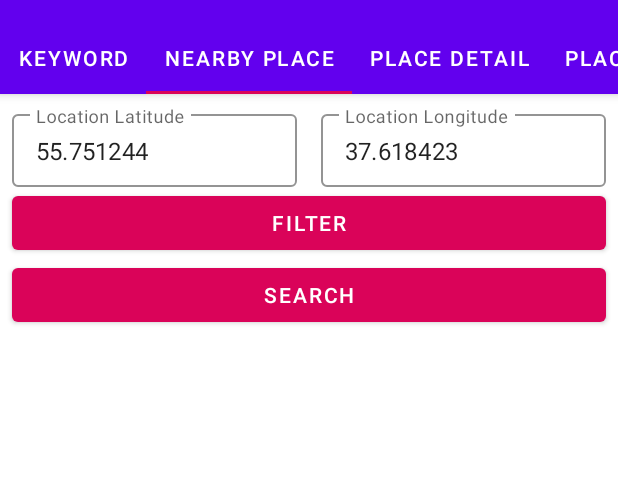
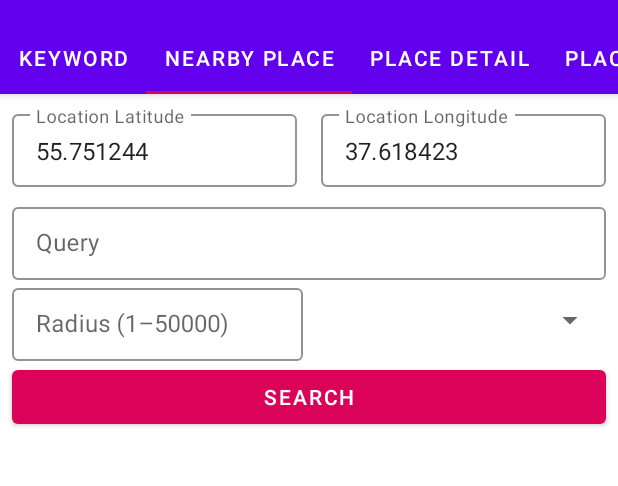
Before and after one commit to ru-huawei-android/site-kit-java, an Android app: the screen it shows after launch (MainActivity), tab 2 chosen, on a phone screen of 412 x 824 dp, the part 62-548 px from its top. Run offline under Robolectric (Android 15) with nearby library versions, the phone set to English and light mode, and no system bars; libraries missing offline, so code that uses them is left out: com.huawei.agconnect, com.huawei.hms; 16 statements that could not run were skipped.

Commit message:
Removed internal ConstraintLayouts

```diff
--- a/app/src/main/res/layout/fragment_nearby_search.xml
+++ b/app/src/main/res/layout/fragment_nearby_search.xml
@@ -10,6 +10,29 @@
         android:id="@+id/constraintLayoutKeyword"
         android:layout_width="match_parent"
         android:layout_height="wrap_content">
+
+        <com.google.android.material.textfield.TextInputLayout
+            android:id="@+id/textLayoutLocationLatitude"
+            style="@style/TextInputLayoutStyle"
+            android:layout_width="0dp"
+            android:layout_height="wrap_content"
+            android:layout_margin="@dimen/margin"
+            android:hint="@string/location_latitude"
+            app:layout_constraintEnd_toStartOf="@+id/textLayoutLocationLongitude"
+            app:layout_constraintHorizontal_bias="0.5"
+            app:layout_constraintStart_toStartOf="parent"
+            app:layout_constraintTop_toTopOf="parent">
+
+            <com.google.android.material.textfield.TextInputEditText
+                android:id="@+id/editTextLocationLatitude"
+                android:layout_width="match_parent"
+                android:layout_height="match_parent"
+                android:inputType="numberDecimal"
+                android:maxLines="1"
+                android:text="@string/default_latitude"
+                android:textCursorDrawable="@drawable/cursor_drawable" />
+
+        </com.google.android.material.textfield.TextInputLayout>
 
         <com.google.android.material.textfield.TextInputLayout
             android:id="@+id/textLayoutLocationLongitude"
@@ -29,62 +52,21 @@
                 android:layout_height="match_parent"
                 android:inputType="numberDecimal"
                 android:maxLines="1"
-                android:text="37.618423"
+                android:text="@string/default_longitude"
                 android:textCursorDrawable="@drawable/cursor_drawable" />
 
         </com.google.android.material.textfield.TextInputLayout>
-
-        <com.google.android.material.textfield.TextInputLayout
-            android:id="@+id/textLayoutLocationLatitude"
-            style="@style/TextInputLayoutStyle"
-            android:layout_width="0dp"
-            android:layout_height="wrap_content"
-            android:layout_margin="@dimen/margin"
-            android:hint="@string/location_latitude"
-            app:layout_constraintEnd_toStartOf="@+id/textLayoutLocationLongitude"
-            app:layout_constraintHorizontal_bias="0.5"
-            app:layout_constraintStart_toStartOf="parent"
-            app:layout_constraintTop_toTopOf="parent">
-
-            <com.google.android.material.textfield.TextInputEditText
-                android:id="@+id/editTextLocationLatitude"
-                android:layout_width="match_parent"
-                android:layout_height="match_parent"
-                android:inputType="numberDecimal"
-                android:maxLines="1"
-                android:text="55.751244"
-                android:textCursorDrawable="@drawable/cursor_drawable" />
-
-        </com.google.android.material.textfield.TextInputLayout>
-
-        <Button
-            android:id="@+id/buttonFilter"
-            android:layout_width="0dp"
-            android:layout_height="wrap_content"
-            android:text="@string/filter"
-            app:backgroundTint="@color/colorAccent"
-            app:layout_constraintEnd_toEndOf="@+id/textLayoutLocationLongitude"
-            app:layout_constraintStart_toStartOf="@+id/textLayoutLocationLatitude"
-            app:layout_constraintTop_toBottomOf="@+id/textLayoutLocationLatitude" />
-
-        <androidx.constraintlayout.widget.ConstraintLayout
-            android:id="@+id/constraintLayoutFilter"
-            android:layout_width="0dp"
-            android:layout_height="0dp"
-            app:layout_constraintEnd_toEndOf="@+id/buttonFilter"
-            app:layout_constraintStart_toStartOf="@+id/buttonFilter"
-            app:layout_constraintTop_toBottomOf="@+id/buttonFilter"
-            tools:layout_height="wrap_content">
 
         <com.google.android.material.textfield.TextInputLayout
             android:id="@+id/textInputLayout"
             style="@style/TextInputLayoutStyle"
             android:layout_width="0dp"
             android:layout_height="wrap_content"
+            android:layout_marginTop="@dimen/margin"
             android:hint="@string/query"
-                app:layout_constraintEnd_toEndOf="parent"
-                app:layout_constraintStart_toStartOf="parent"
-                app:layout_constraintTop_toTopOf="parent">
+            app:layout_constraintEnd_toEndOf="@+id/textLayoutLocationLongitude"
+            app:layout_constraintStart_toStartOf="@+id/textLayoutLocationLatitude"
+            app:layout_constraintTop_toBottomOf="@+id/textLayoutLocationLatitude">
 
             <com.google.android.material.textfield.TextInputEditText
                 android:id="@+id/editTextKeywordQuery"
@@ -100,12 +82,11 @@
             style="@style/TextInputLayoutStyle"
             android:layout_width="0dp"
             android:layout_height="wrap_content"
-                android:layout_marginTop="@dimen/margin"
             android:layout_marginEnd="@dimen/margin"
             android:hint="@string/radius_1_50000"
             app:layout_constraintEnd_toStartOf="@+id/spinnerLocationType"
             app:layout_constraintHorizontal_bias="0.5"
-                app:layout_constraintStart_toStartOf="parent"
+            app:layout_constraintStart_toStartOf="@+id/textInputLayout"
             app:layout_constraintTop_toBottomOf="@+id/textInputLayout">
 
             <com.google.android.material.textfield.TextInputEditText
@@ -122,16 +103,13 @@
             android:id="@+id/spinnerLocationType"
             android:layout_width="0dp"
             android:layout_height="0dp"
-                android:layout_marginTop="@dimen/margin"
             android:layerType="software"
             android:spinnerMode="dialog"
-                app:layout_constraintBottom_toBottomOf="parent"
-                app:layout_constraintEnd_toEndOf="parent"
+            app:layout_constraintBottom_toBottomOf="@+id/textLayoutNumber"
+            app:layout_constraintEnd_toEndOf="@+id/textInputLayout"
             app:layout_constraintHorizontal_bias="0.5"
             app:layout_constraintStart_toEndOf="@+id/textLayoutNumber"
             app:layout_constraintTop_toTopOf="@+id/textLayoutNumber" />
-
-        </androidx.constraintlayout.widget.ConstraintLayout>
 
         <Button
             android:id="@+id/buttonSearch"
@@ -139,9 +117,9 @@
             android:layout_height="wrap_content"
             android:text="@string/search"
             app:backgroundTint="@color/colorAccent"
-            app:layout_constraintEnd_toEndOf="@+id/constraintLayoutFilter"
-            app:layout_constraintStart_toStartOf="@+id/constraintLayoutFilter"
-            app:layout_constraintTop_toBottomOf="@+id/constraintLayoutFilter" />
+            app:layout_constraintEnd_toEndOf="@+id/spinnerLocationType"
+            app:layout_constraintStart_toStartOf="@+id/textLayoutNumber"
+            app:layout_constraintTop_toBottomOf="@+id/textLayoutNumber" />
 
         <androidx.recyclerview.widget.RecyclerView
             android:id="@+id/recyclerViewResult"
--- a/app/src/main/res/values/strings.xml
+++ b/app/src/main/res/values/strings.xml
@@ -7,6 +7,8 @@
     <string name="radius_1_50000">Radius (1–50000)</string>
     <string name="search">Search</string>
     <string name="site_id">Site ID</string>
+    <string name="default_longitude">37.618423</string>
+    <string name="default_latitude">55.751244</string>
 
     <string-array name="tabs_title">
         <item>Keyword</item>
```
Also changed, not shown: app/src/main/res/layout/fragment_keyword_search.xml (+32 -42 lines), app/src/main/res/layout/fragment_query_suggestion.xml (+17 -37 lines). Lines whose indentation alone changed are shown as unchanged.
